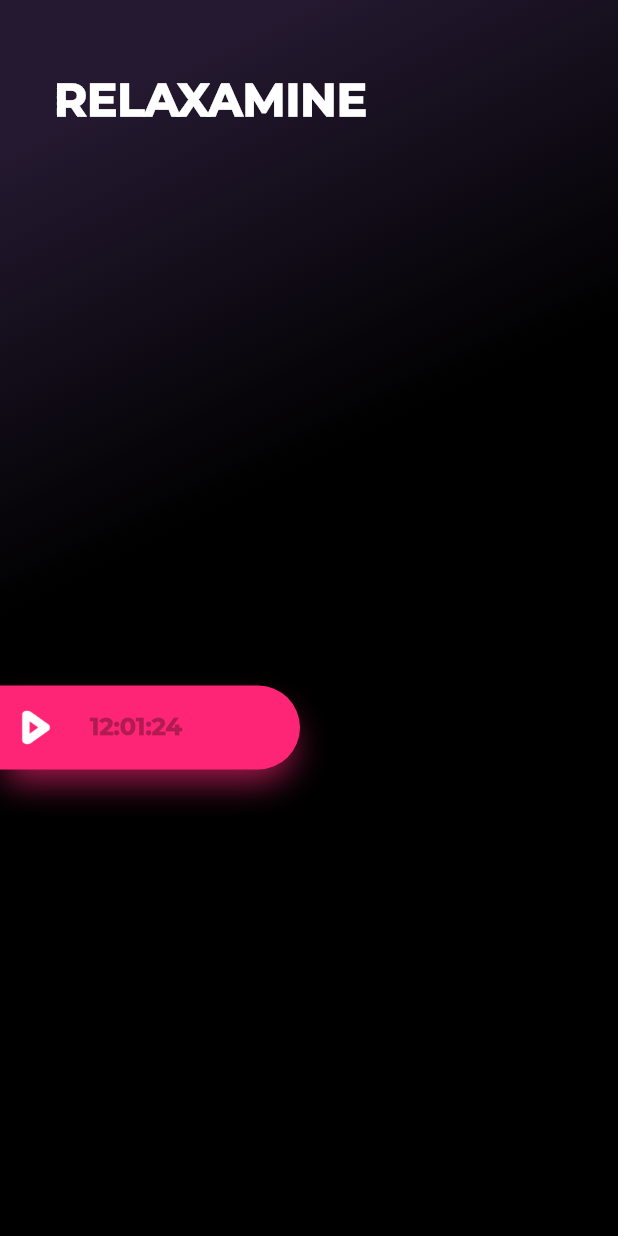
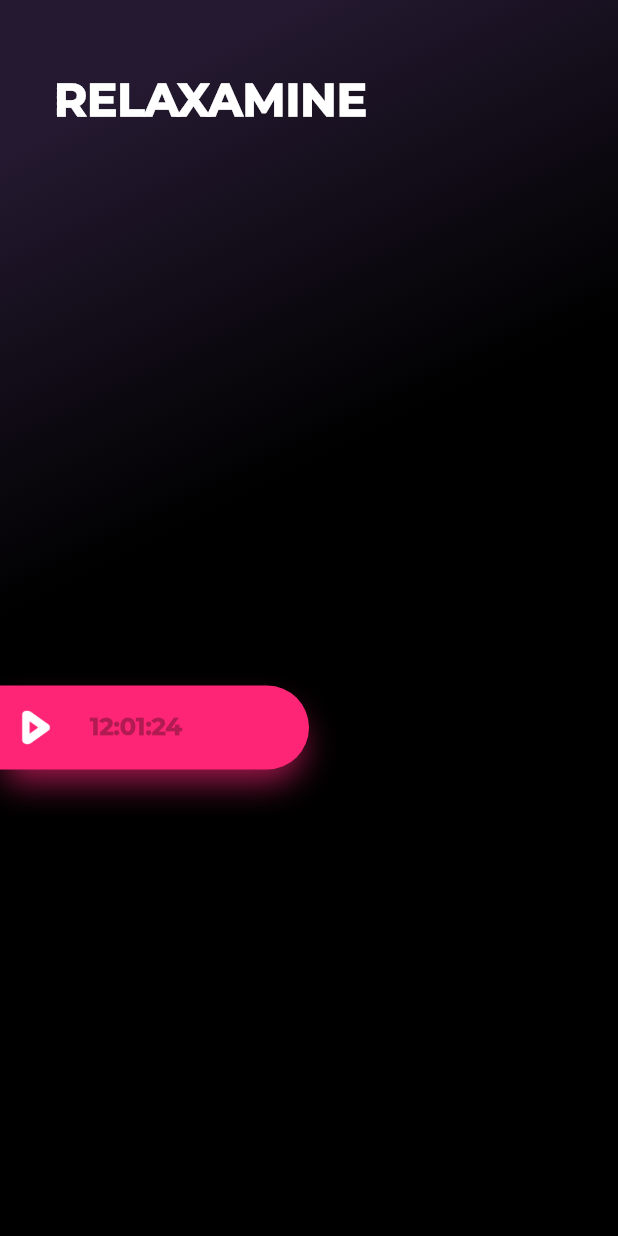
Before and after one commit to Aniket965/relaxomine, a Flutter app: the screen it shows after launch, on a phone screen of 412 x 824 dp. Run offline on Flutter 3.47's test engine with Material 2 defaults, Android fonts, the phone set to English and light mode, and no system bars.

Commit message:
made slider

```diff
--- /dev/null
+++ b/lib/VolumeSlider.dart
@@ -0,0 +1,51 @@
+import 'package:flutter/material.dart';
+
+class VolumeSlider extends StatelessWidget {
+    double percentage;
+    VolumeSlider({
+      this.percentage,
+    });
+  @override
+  Widget build(BuildContext context) {
+  double totalwidth = MediaQuery.of(context).size.width;
+
+    return AnimatedContainer(
+      duration: Duration(milliseconds: 120),
+      decoration: new BoxDecoration(
+          color: Color(0xffFF2576),
+          borderRadius: new BorderRadius.only(
+            topRight: const Radius.circular(50.0),
+            bottomRight: const Radius.circular(50.0),
+          ),
+          boxShadow: [
+            BoxShadow(
+                color: Color.fromRGBO(255, 37, 118, .65),
+                offset: Offset(0, 12),
+                blurRadius: 19,
+                spreadRadius: -4)
+          ]),
+      height: 56,
+      width: (totalwidth / 2) * percentage  + (totalwidth/2),
+      child: Padding(
+          padding: EdgeInsets.all(12),
+          child: Row(children: [
+            Image.asset(
+              "assets/images/playbutton.png",
+              height: 24,
+              alignment: Alignment.centerLeft,
+            ),
+            Padding(
+                padding: EdgeInsets.fromLTRB(24, 0, 0, 0),
+                child: Text(
+                  "12:01:24",
+                  textAlign: TextAlign.left,
+                  style: TextStyle(
+                      color: Color.fromRGBO(0, 0, 0, 0.3),
+                      fontFamily: "Montserrat",
+                      fontWeight: FontWeight.w900,
+                      fontSize: 16),
+                ))
+          ])),
+    );
+  }
+}
--- a/lib/main.dart
+++ b/lib/main.dart
@@ -1,4 +1,5 @@
 import 'package:flutter/material.dart';
+import 'VolumeSlider.dart';
 
 void main() => runApp(MyApp());
 
@@ -48,49 +49,7 @@ class MyApp extends StatelessWidget {
                     alignment: Alignment.centerLeft,
                     child: Padding(
                       padding: EdgeInsets.fromLTRB(0, 48, 0, 24),
-                      child: GestureDetector(
-                          onHorizontalDragEnd: (DragEndDetails details) {
-                            print("Drag Left - AddValue");
-                            print(details);
-                          },
-                          child: AnimatedContainer(
-                            duration: Duration(milliseconds: 120),
-                            decoration: new BoxDecoration(
-                                color: Color(0xffFF2576),
-                                borderRadius: new BorderRadius.only(
-                                  topRight: const Radius.circular(50.0),
-                                  bottomRight: const Radius.circular(50.0),
-                                ),
-                                boxShadow: [
-                                  BoxShadow(
-                                      color: Color.fromRGBO(255, 37, 118, .65),
-                                      offset: Offset(0, 12),
-                                      blurRadius: 19,
-                                      spreadRadius: -4)
-                                ]),
-                            height: 56,
-                            width: 200,
-                            child: Padding(
-                                padding: EdgeInsets.all(12),
-                                child: Row(children: [
-                                  Image.asset(
-                                    "assets/images/playbutton.png",
-                                    height: 24,
-                                    alignment: Alignment.centerLeft,
-                                  ),
-                                  Padding(
-                                      padding: EdgeInsets.fromLTRB(24, 0, 0, 0),
-                                      child: Text(
-                                        "12:01:24",
-                                        textAlign: TextAlign.left,
-                                        style: TextStyle(
-                                            color: Color.fromRGBO(0, 0, 0, 0.3),
-                                            fontFamily: "Montserrat",
-                                            fontWeight: FontWeight.w900,
-                                            fontSize: 16),
-                                      ))
-                                ])),
-                          )),
+                      child: GestureVolumeSlider()
                     ),
                   ))
                 ],
@@ -102,3 +61,34 @@ class MyApp extends StatelessWidget {
     );
   }
 }
+
+class GestureVolumeSlider extends StatefulWidget {
+  @override
+  _GestureVolumeState createState() => _GestureVolumeState();
+}
+
+class _GestureVolumeState extends State<GestureVolumeSlider> {
+  double percentage = 0.0;
+  double initial = 0.0;
+
+  @override
+  Widget build(BuildContext context) {
+      double totalwidth = MediaQuery.of(context).size.width;
+    return GestureDetector(
+      onPanStart: (DragStartDetails details) {
+        initial = details.globalPosition.dx;
+      },
+      onPanUpdate: (DragUpdateDetails details) {
+        double distance = details.globalPosition.dx - initial;
+        double percentageAddition = distance / totalwidth ;
+        setState(() {
+          percentage = (percentage + (percentageAddition/4)).clamp(0.0, 1.0);
+        });
+      },
+      onPanEnd: (DragEndDetails details) {
+        initial = 0.0;
+      },
+      child: VolumeSlider(percentage: this.percentage,),
+    );
+  }
+}
```
